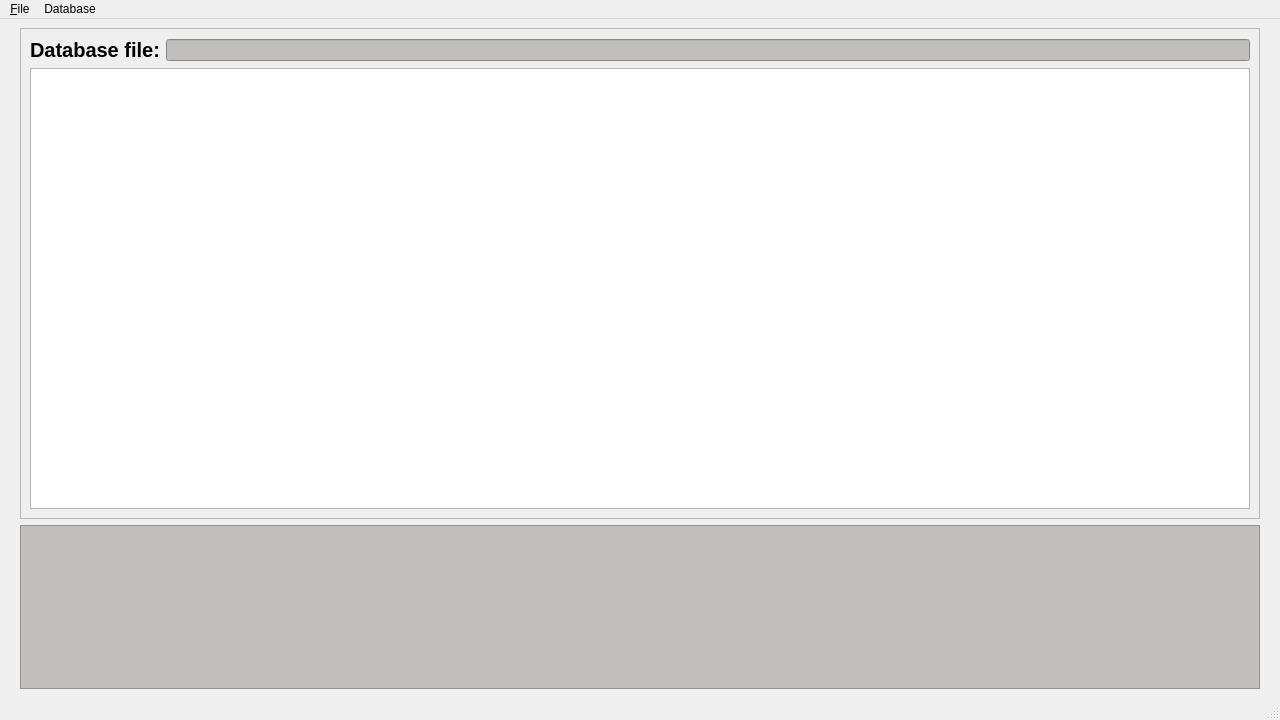
The window that ui/mainwindow.ui (mevid93/credex) describes before a commit, drawn with Qt 5.
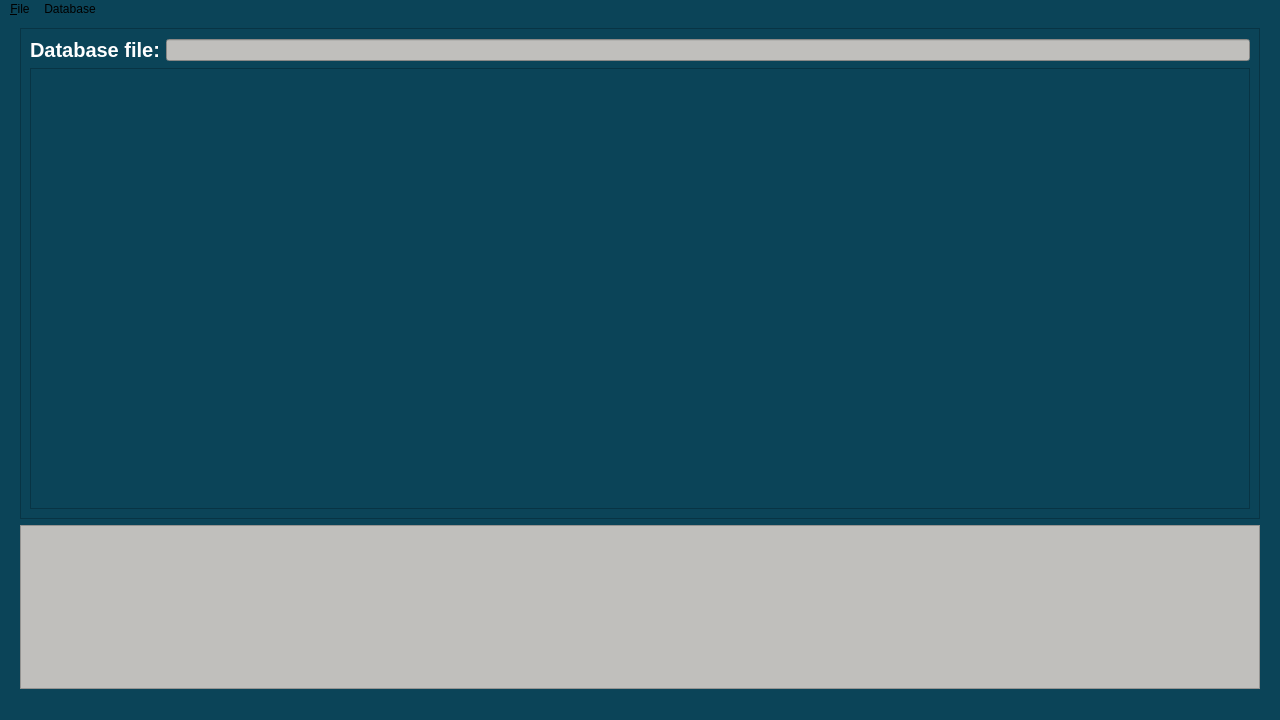
The same window after the commit.

Diff of the .ui file:
```diff
--- a/ui/mainwindow.ui
+++ b/ui/mainwindow.ui
@@ -17,7 +17,10 @@
    </size>
   </property>
   <property name="windowTitle">
-   <string>CREDEX 0.1.3</string>
+   <string>CREDEX 0.1.4</string>
+  </property>
+  <property name="styleSheet">
+   <string notr="true">background-color: rgb(11, 68, 88);</string>
   </property>
   <widget class="QWidget" name="centralwidget">
    <layout class="QVBoxLayout" name="verticalLayout" stretch="3,1">
@@ -50,6 +53,9 @@
              <bold>true</bold>
             </font>
            </property>
+           <property name="styleSheet">
+            <string notr="true">color: rgb(255, 255, 255);</string>
+           </property>
            <property name="text">
             <string>Database file:</string>
            </property>
@@ -100,6 +106,9 @@
      <height>20</height>
     </rect>
    </property>
+   <property name="styleSheet">
+    <string notr="true"/>
+   </property>
    <widget class="QMenu" name="menu_File">
     <property name="title">
      <string>&amp;File</string>
```
